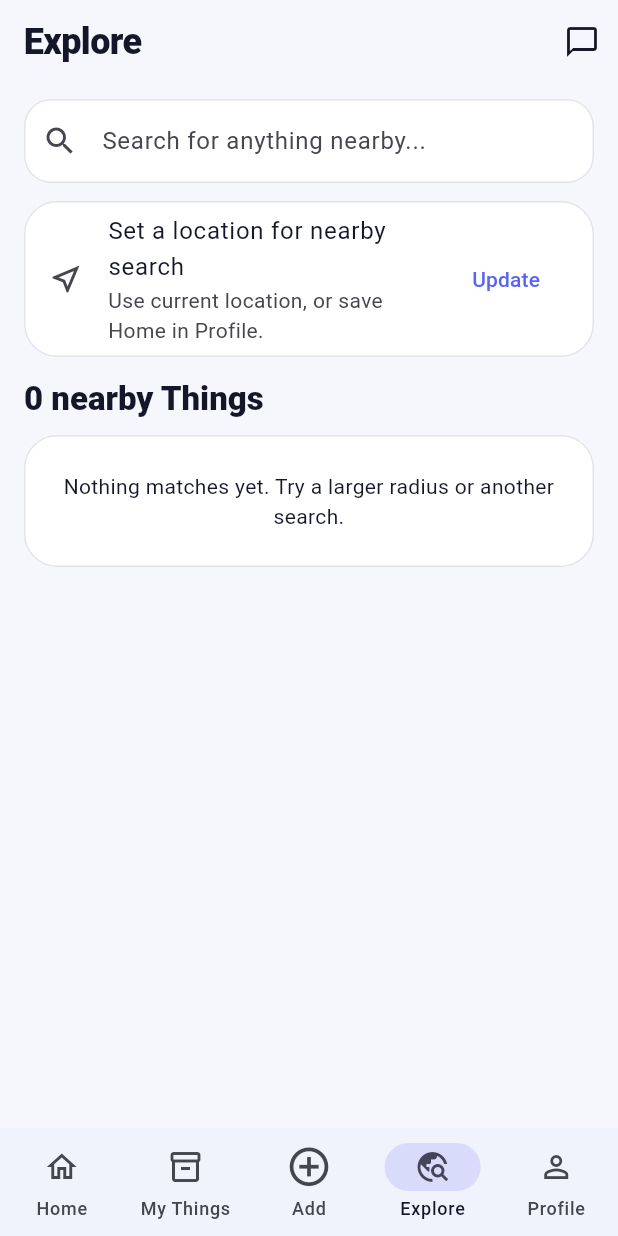
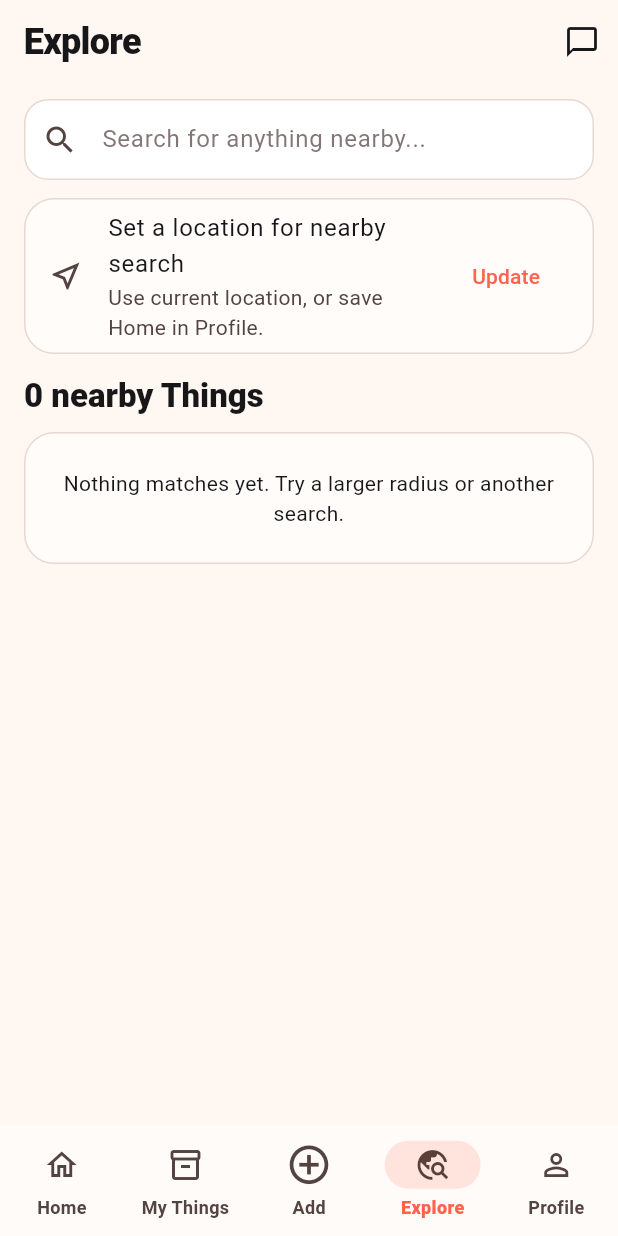
Before and after one commit to mikron30/Keepi, a Flutter app: the screen it shows once a user with an empty profile is signed in, item 4 of the bottom bar chosen, on a phone screen of 412 x 824 dp. Run offline on Flutter 3.47's test engine with Material 3 defaults, Android fonts, the phone set to English and light mode, and no system bars; our stand-ins replace cloud_firestore, firebase_ai, firebase_auth, firebase_core, firebase_storage, flutter_riverpod and 5 more; missing offline and left inert: firebase_app_check; accounts and stored records are empty.

Commit message:
Apply approved coral gold Keepi theme

```diff
--- a/lib/core/theme/app_theme.dart
+++ b/lib/core/theme/app_theme.dart
@@ -3,8 +3,10 @@ import 'package:flutter/material.dart';
 class AppTheme {
   AppTheme._();
 
-  static const primary = Color(0xFF5865F2);
-  static const accent = Color(0xFFFFA047);
+  static const primary = Color(0xFFFF634D);
+  static const secondary = Color(0xFFFF9A62);
+  static const gold = Color(0xFFFFC15A);
+  static const ink = Color(0xFF08111D);
 
   static ThemeData get light {
     final scheme = ColorScheme.fromSeed(
@@ -13,17 +15,21 @@ class AppTheme {
     ).copyWith(
       primary: primary,
       onPrimary: Colors.white,
-      secondary: accent,
-      onSecondary: const Color(0xFF261500),
-      surface: const Color(0xFFFFFFFF),
-      onSurface: const Color(0xFF14172A),
+      secondary: secondary,
+      onSecondary: const Color(0xFF341100),
+      tertiary: gold,
+      onTertiary: const Color(0xFF2B1A00),
+      surface: const Color(0xFFFFFBF8),
+      onSurface: const Color(0xFF17171A),
+      surfaceContainerHighest: const Color(0xFFF3E8E2),
     );
 
     return _build(
       scheme: scheme,
-      scaffoldBackground: const Color(0xFFF6F7FC),
+      scaffoldBackground: const Color(0xFFFFF7F2),
       fieldFill: Colors.white,
-      cardColor: Colors.white,
+      cardColor: const Color(0xFFFFFCFA),
+      darkMode: false,
     );
   }
 
@@ -32,19 +38,24 @@ class AppTheme {
       seedColor: primary,
       brightness: Brightness.dark,
     ).copyWith(
-      primary: const Color(0xFF9EA7FF),
-      onPrimary: const Color(0xFF18205A),
-      secondary: const Color(0xFFFFB86B),
-      onSecondary: const Color(0xFF351700),
-      surface: const Color(0xFF171B2D),
-      onSurface: const Color(0xFFF4F5FF),
+      primary: const Color(0xFFFF6B53),
+      onPrimary: Colors.white,
+      secondary: const Color(0xFFFFA16E),
+      onSecondary: const Color(0xFF321306),
+      tertiary: const Color(0xFFFFC866),
+      onTertiary: const Color(0xFF2B1A00),
+      surface: const Color(0xFF0F1824),
+      onSurface: const Color(0xFFF8F1ED),
+      surfaceContainerHighest: const Color(0xFF1A2634),
+      outlineVariant: const Color(0xFF34404D),
     );
 
     return _build(
       scheme: scheme,
-      scaffoldBackground: const Color(0xFF0D1020),
-      fieldFill: const Color(0xFF171B2D),
-      cardColor: const Color(0xFF171B2D),
+      scaffoldBackground: const Color(0xFF07111D),
+      fieldFill: const Color(0xFF111C29),
+      cardColor: const Color(0xFF0F1A27),
+      darkMode: true,
     );
   }
 
@@ -53,13 +64,17 @@ class AppTheme {
     required Color scaffoldBackground,
     required Color fieldFill,
     required Color cardColor,
+    required bool darkMode,
   }) {
-    final outline = scheme.outlineVariant.withValues(alpha: 0.48);
+    final outline = darkMode
+        ? const Color(0xFF2A3948)
+        : const Color(0xFFE7D8D0);
 
     return ThemeData(
       useMaterial3: true,
       colorScheme: scheme,
       scaffoldBackgroundColor: scaffoldBackground,
+      fontFamilyFallback: const ['Arial', 'sans-serif'],
       appBarTheme: AppBarTheme(
         centerTitle: false,
         backgroundColor: Colors.transparent,
@@ -69,36 +84,47 @@ class AppTheme {
         titleTextStyle: TextStyle(
           color: scheme.onSurface,
           fontSize: 24,
-          fontWeight: FontWeight.w800,
-          letterSpacing: -0.4,
+          fontWeight: FontWeight.w900,
+          letterSpacing: -0.45,
         ),
       ),
       navigationBarTheme: NavigationBarThemeData(
-        height: 72,
+        height: 74,
         elevation: 0,
-        backgroundColor: Color.alphaBlend(
-          scheme.primary.withValues(alpha: 0.035),
-          scaffoldBackground,
-        ),
+        backgroundColor: darkMode
+            ? const Color(0xFF0C1622)
+            : const Color(0xFFFFFBF8),
         indicatorColor: scheme.primary.withValues(alpha: 0.16),
+        labelTextStyle: WidgetStateProperty.resolveWith((states) {
+          final selected = states.contains(WidgetState.selected);
+          return TextStyle(
+            color: selected ? scheme.primary : scheme.onSurfaceVariant,
+            fontWeight: selected ? FontWeight.w800 : FontWeight.w600,
+            fontSize: 12,
+          );
+        }),
       ),
       inputDecorationTheme: InputDecorationTheme(
         filled: true,
         fillColor: fieldFill,
         contentPadding: const EdgeInsets.symmetric(
-          horizontal: 18,
-          vertical: 16,
+          horizontal: 16,
+          vertical: 15,
+        ),
+        labelStyle: TextStyle(color: scheme.onSurfaceVariant),
+        hintStyle: TextStyle(
+          color: scheme.onSurfaceVariant.withValues(alpha: 0.72),
         ),
         border: OutlineInputBorder(
-          borderRadius: BorderRadius.circular(18),
+          borderRadius: BorderRadius.circular(16),
           borderSide: BorderSide(color: outline),
         ),
         enabledBorder: OutlineInputBorder(
-          borderRadius: BorderRadius.circular(18),
+          borderRadius: BorderRadius.circular(16),
           borderSide: BorderSide(color: outline),
         ),
         focusedBorder: OutlineInputBorder(
-          borderRadius: BorderRadius.circular(18),
+          borderRadius: BorderRadius.circular(16),
           borderSide: BorderSide(color: scheme.primary, width: 1.7),
         ),
       ),
@@ -107,15 +133,17 @@ class AppTheme {
         color: cardColor,
         margin: EdgeInsets.zero,
         shape: RoundedRectangleBorder(
-          borderRadius: BorderRadius.circular(22),
+          borderRadius: BorderRadius.circular(20),
           side: BorderSide(color: outline),
         ),
       ),
       filledButtonTheme: FilledButtonThemeData(
         style: FilledButton.styleFrom(
           minimumSize: const Size(0, 54),
+          backgroundColor: scheme.primary,
+          foregroundColor: scheme.onPrimary,
           shape: RoundedRectangleBorder(
-            borderRadius: BorderRadius.circular(18),
+            borderRadius: BorderRadius.circular(17),
           ),
           textStyle: const TextStyle(
             fontWeight: FontWeight.w800,
@@ -127,8 +155,9 @@ class AppTheme {
         style: OutlinedButton.styleFrom(
           minimumSize: const Size(0, 54),
           side: BorderSide(color: outline),
+          foregroundColor: scheme.onSurface,
           shape: RoundedRectangleBorder(
-            borderRadius: BorderRadius.circular(18),
+            borderRadius: BorderRadius.circular(17),
           ),
           textStyle: const TextStyle(
             fontWeight: FontWeight.w700,
@@ -137,31 +166,37 @@ class AppTheme {
         ),
       ),
       floatingActionButtonTheme: FloatingActionButtonThemeData(
-        backgroundColor: scheme.secondary,
-        foregroundColor: scheme.onSecondary,
-        elevation: 1,
+        backgroundColor: scheme.primary,
+        foregroundColor: scheme.onPrimary,
+        elevation: 2,
         shape: RoundedRectangleBorder(
-          borderRadius: BorderRadius.circular(20),
+          borderRadius: BorderRadius.circular(22),
         ),
       ),
       chipTheme: ChipThemeData(
+        backgroundColor: darkMode
+            ? const Color(0xFF14202D)
+            : const Color(0xFFFFF1EB),
+        selectedColor: scheme.primary.withValues(alpha: 0.18),
         side: BorderSide(color: outline),
         shape: RoundedRectangleBorder(
           borderRadius: BorderRadius.circular(14),
-        ),
-      ),
-      snackBarTheme: SnackBarThemeData(
-        behavior: SnackBarBehavior.floating,
-        backgroundColor: scheme.inverseSurface,
-        contentTextStyle: TextStyle(color: scheme.onInverseSurface),
-        shape: RoundedRectangleBorder(
-          borderRadius: BorderRadius.circular(16),
         ),
       ),
       dividerTheme: DividerThemeData(
         color: outline,
         thickness: 1,
       ),
+      snackBarTheme: SnackBarThemeData(
+        behavior: SnackBarBehavior.floating,
+        backgroundColor: darkMode
+            ? const Color(0xFF1A2634)
+            : const Color(0xFF2A1A15),
+        contentTextStyle: const TextStyle(color: Colors.white),
+        shape: RoundedRectangleBorder(
+          borderRadius: BorderRadius.circular(16),
+        ),
+      ),
     );
   }
 }
```
